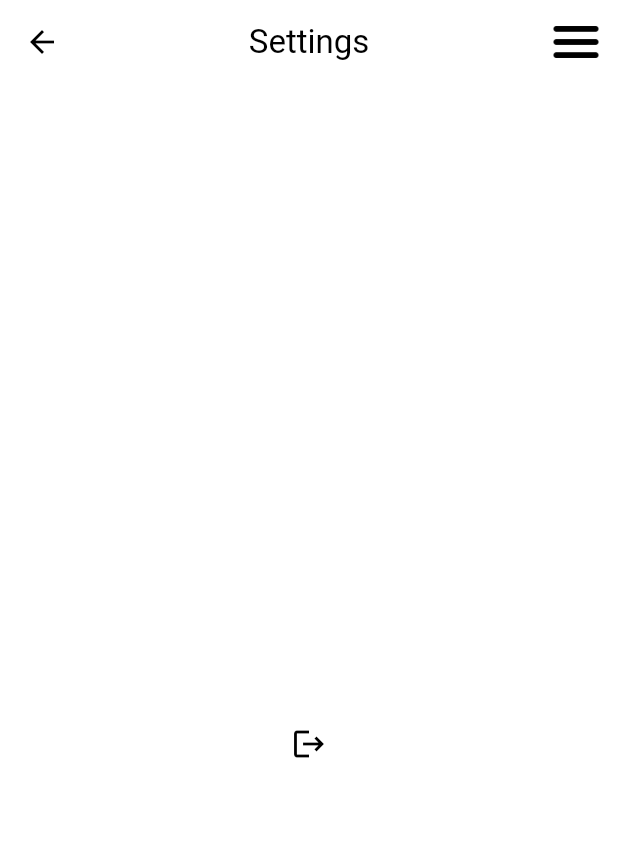
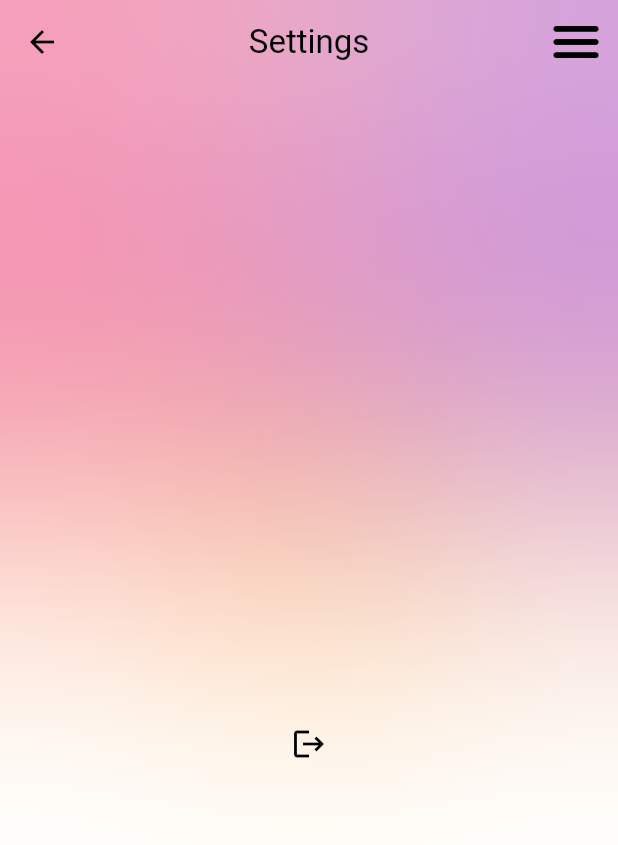
Before and after one commit to ostrikovartur/project_energy, a Flutter app: the SettingsScreen screen opened directly, on a phone screen of 412 x 824 dp. Shown: the top 845 px of the screen. Run offline on Flutter 3.47's test engine with Material 3 defaults, Android fonts, the phone set to English and light mode, and no system bars; our stand-ins replace bloc, cloud_firestore, equatable, firebase_auth, firebase_core, flutter_bloc and 4 more; accounts and stored records are empty.

Commit message:
Update background color

```diff
--- a/lib/header.dart
+++ b/lib/header.dart
@@ -18,6 +18,8 @@ class Header extends StatelessWidget implements PreferredSizeWidget {
     return AppBar(
       title: Text(title),
       centerTitle: true,
+      backgroundColor: Colors.transparent, // Прозорий фон
+      elevation: 0, // Без тіні
       actions: [
         PopupMenuButton<String>(
           icon: Image.asset('assets/images/menu.png'),
--- a/lib/settings/view/settings_screen.dart
+++ b/lib/settings/view/settings_screen.dart
@@ -2,29 +2,27 @@ import 'package:firebase_auth/firebase_auth.dart';
 import 'package:flutter/material.dart';
 import 'package:flutter_bloc/flutter_bloc.dart';
 import 'package:google_fonts/google_fonts.dart';
-import 'package:project_energy/authenticationSecond/bloc/authentication_bloc.dart';
-import 'package:project_energy/authenticationSecond/mainScreen/main_screen.dart';
 import 'package:project_energy/authenticationSecond/signin/bloc/signin_bloc.dart';
 import 'package:project_energy/header.dart';
+import 'package:project_energy/widgets/background_widget.dart';
 
 class SettingsScreen extends StatelessWidget {
   @override
   Widget build(BuildContext context) {
     final user = FirebaseAuth.instance.currentUser;
-    return BlocListener<AuthenticationBloc, AuthenticationState>(
-      listener: (context, state) {
-        if (state.status == AuthenticationStatus.unauthenticated) {
-          Navigator.pushReplacement(
-            context,
-            MaterialPageRoute(builder: (context) => const MainScreen()),
-          );
-        }
-      },
-      child: Scaffold(
+
+    return Scaffold(
       appBar: Header(title: 'Settings'),
-        body: Center(
+      body: Stack(
+        children: [
+          BackgroundWidget(
+            child: Center(
+              child: SingleChildScrollView(
                 child: Column(
-            mainAxisAlignment: MainAxisAlignment.center,
+                  mainAxisAlignment:
+                      MainAxisAlignment.center,
+                  crossAxisAlignment:
+                      CrossAxisAlignment.center,
                   children: [
                     if (user != null) ...[
                       Text(
@@ -54,6 +52,9 @@ class SettingsScreen extends StatelessWidget {
                 ),
               ),
             ),
+          ),
+        ],
+      ),
     );
   }
 }
--- /dev/null
+++ b/lib/widgets/background_widget.dart
@@ -0,0 +1,60 @@
+import 'dart:ui';
+import 'package:flutter/material.dart';
+
+class BackgroundWidget extends StatelessWidget {
+  final Widget child;
+
+  const BackgroundWidget({super.key, required this.child});
+
+  @override
+  Widget build(BuildContext context) {
+    return Scaffold(
+      backgroundColor: Theme.of(context).colorScheme.background,
+      body: Stack(
+        children: [
+          Align(
+            alignment: const Alignment(20, -1.2),
+            child: Container(
+              height: MediaQuery.of(context).size.width,
+              width: MediaQuery.of(context).size.width,
+              decoration: BoxDecoration(
+                shape: BoxShape.circle,
+                color: Theme.of(context).colorScheme.tertiary,
+              ),
+            ),
+          ),
+          Align(
+            alignment: const Alignment(-2.7, -1.2),
+            child: Container(
+              height: MediaQuery.of(context).size.width / 1.3,
+              width: MediaQuery.of(context).size.width / 1.3,
+              decoration: BoxDecoration(
+                shape: BoxShape.circle,
+                color: Theme.of(context).colorScheme.secondary,
+              ),
+            ),
+          ),
+          Align(
+            alignment: const Alignment(2.7, -1.2),
+            child: Container(
+              height: MediaQuery.of(context).size.width / 1.3,
+              width: MediaQuery.of(context).size.width / 1.3,
+              decoration: BoxDecoration(
+                shape: BoxShape.circle,
+                color: Theme.of(context).colorScheme.primary,
+              ),
+            ),
+          ),
+          BackdropFilter(
+            filter: ImageFilter.blur(sigmaX: 100.0, sigmaY: 100.0),
+            child: Container(),
+          ),
+          // Вміст сторінки
+          Positioned.fill(
+            child: child,
+          ),
+        ],
+      ),
+    );
+  }
+}
```
Also changed, not shown: lib/authenticationSecond/mainScreen/main_screen.dart (+4 -43 lines). Lines whose indentation alone changed are shown as unchanged.
